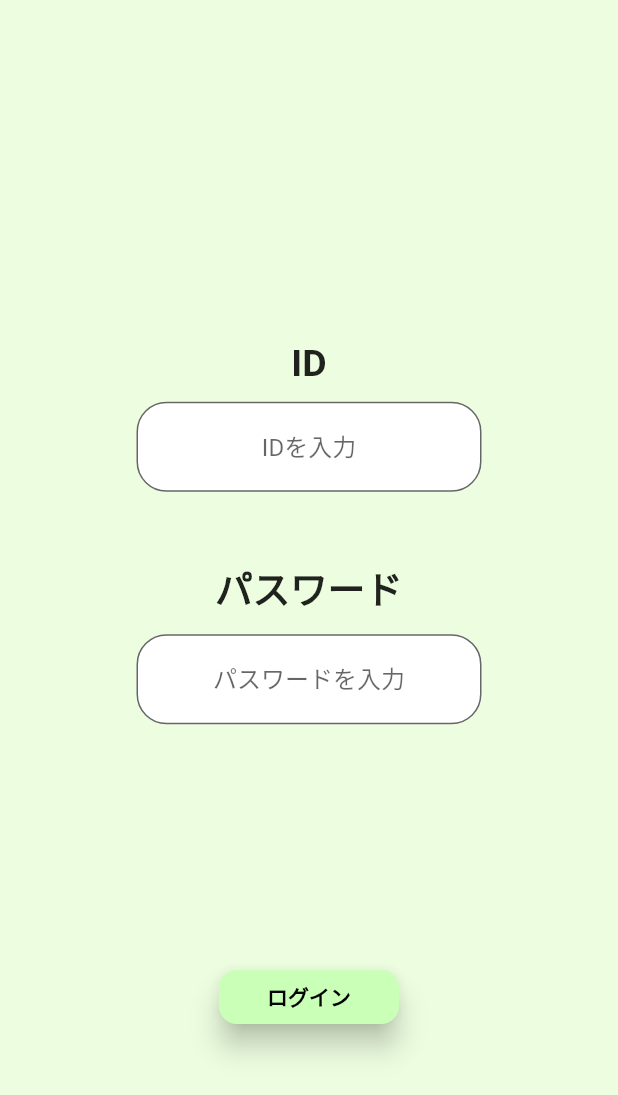
After one commit to hinataaaaaaaaa/ekinavi, a Flutter app: the Login screen opened directly, on a phone screen of 412 x 824 dp. The commit adds this screen. Shown: the top 1095 px of the screen. Run offline on Flutter 3.47's test engine with Material 2 defaults, Android fonts, the phone set to English and light mode, and no system bars; our stand-ins replace motion_tab_bar_v2; network calls fail.

Commit message:
Admin追加

```diff
--- /dev/null
+++ b/lib/view/admin/login.dart
@@ -0,0 +1,115 @@
+import 'package:flutter/material.dart';
+import 'package:navi_station/view/admin/main_page.dart';
+
+class Login extends StatelessWidget {
+  const Login({super.key});
+
+  @override
+  Widget build(BuildContext context) {
+    return Scaffold(
+      backgroundColor: Color.fromRGBO(237, 254, 224, 1),
+      body: Center(
+        // 全体
+        child: Container(
+          margin: EdgeInsets.only(top: 70),
+          child: Column(
+            mainAxisAlignment: MainAxisAlignment.spaceEvenly,
+            children: [
+              // ID,Password
+              Container(
+                height: 300,
+                child: Column(
+                  mainAxisAlignment: MainAxisAlignment.spaceAround,
+                  children: [
+                    // ID
+                    Container(
+                      height: 100,
+                      width: 230,
+                      child: Column(
+                        mainAxisAlignment: MainAxisAlignment.spaceBetween,
+                        children: [
+                          const Text(
+                            'ID',
+                            style: TextStyle(
+                                fontSize: 25, fontWeight: FontWeight.bold),
+                          ),
+                          SizedBox(
+                            height: 60,
+                            child: TextField(
+                              textAlign: TextAlign.center,
+                              decoration: InputDecoration(
+                                hintText: 'IDを入力',
+                                border: OutlineInputBorder(
+                                  borderRadius: BorderRadius.circular(20),
+                                ),
+                                fillColor: Colors.white,
+                                filled: true,
+                              ),
+                            ),
+                          ),
+                        ],
+                      ),
+                    ),
+                    // Password
+                    Container(
+                      height: 110,
+                      width: 230,
+                      child: Column(
+                        mainAxisAlignment: MainAxisAlignment.spaceBetween,
+                        children: [
+                          const Text(
+                            'パスワード',
+                            style: TextStyle(
+                                fontSize: 25, fontWeight: FontWeight.bold),
+                          ),
+                          SizedBox(
+                            height: 60,
+                            child: TextField(
+                              textAlign: TextAlign.center,
+                              obscureText: true,
+                              decoration: InputDecoration(
+                                hintText: 'パスワードを入力',
+                                border: OutlineInputBorder(
+                                  borderRadius: BorderRadius.circular(20),
+                                ),
+                                fillColor: Colors.white,
+                                filled: true,
+                              ),
+                            ),
+                          ),
+                        ],
+                      ),
+                    ),
+                  ],
+                ),
+              ),
+              // Loginボタン
+              ElevatedButton(
+                onPressed: () {
+                  // 押された時の処理
+                  Navigator.push(
+                    context,
+                    MaterialPageRoute(builder: (context) => AdminPage()),
+                  );
+                },
+                style: ElevatedButton.styleFrom(
+                  foregroundColor: Colors.black,
+                  backgroundColor: Color.fromRGBO(201, 255, 182, 1),
+                  fixedSize: Size(120, 30),
+                  shape: RoundedRectangleBorder(
+                    borderRadius: BorderRadius.circular(12),
+                  ),
+                  elevation: 8,
+                ),
+                child: const Text(
+                  'ログイン',
+                  style: TextStyle(fontWeight: FontWeight.bold),
+                ),
+              )
+            ],
+          ),
+        ),
+      ),
+    );
+  }
+}
```
Also changed, not shown: lib/main.dart (+16 -1 lines), lib/view/admin/main_page.dart (added, +105 -0 lines), lib/view/admin/videoSelect.dart (added, +74 -0 lines), pubspec.yaml (+3 -4 lines).
